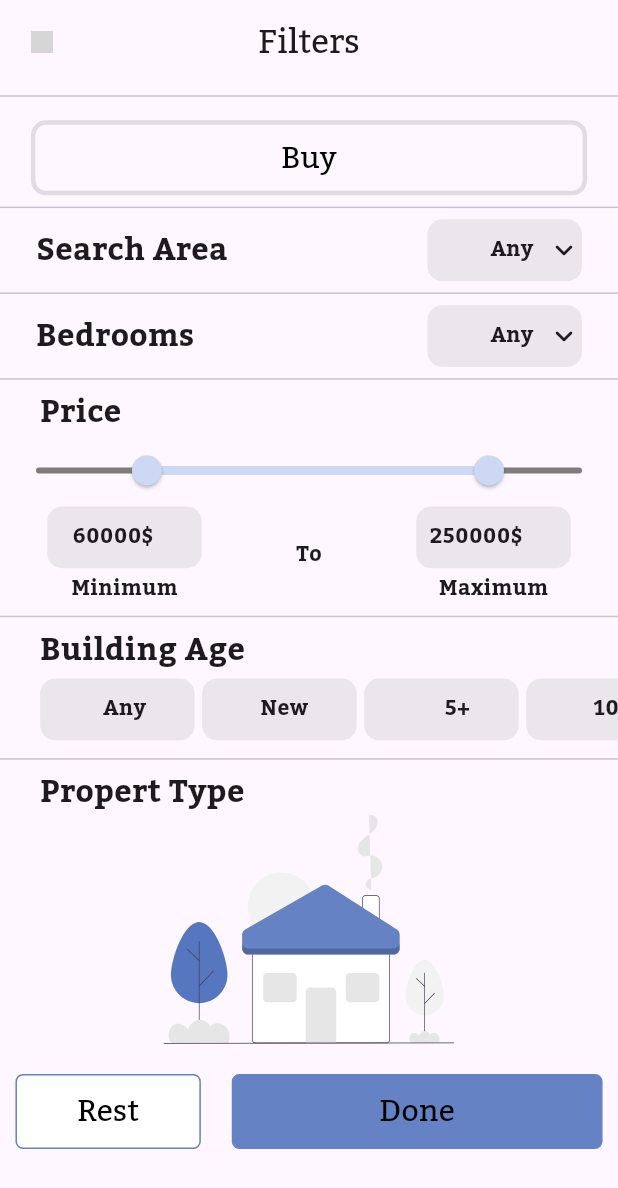
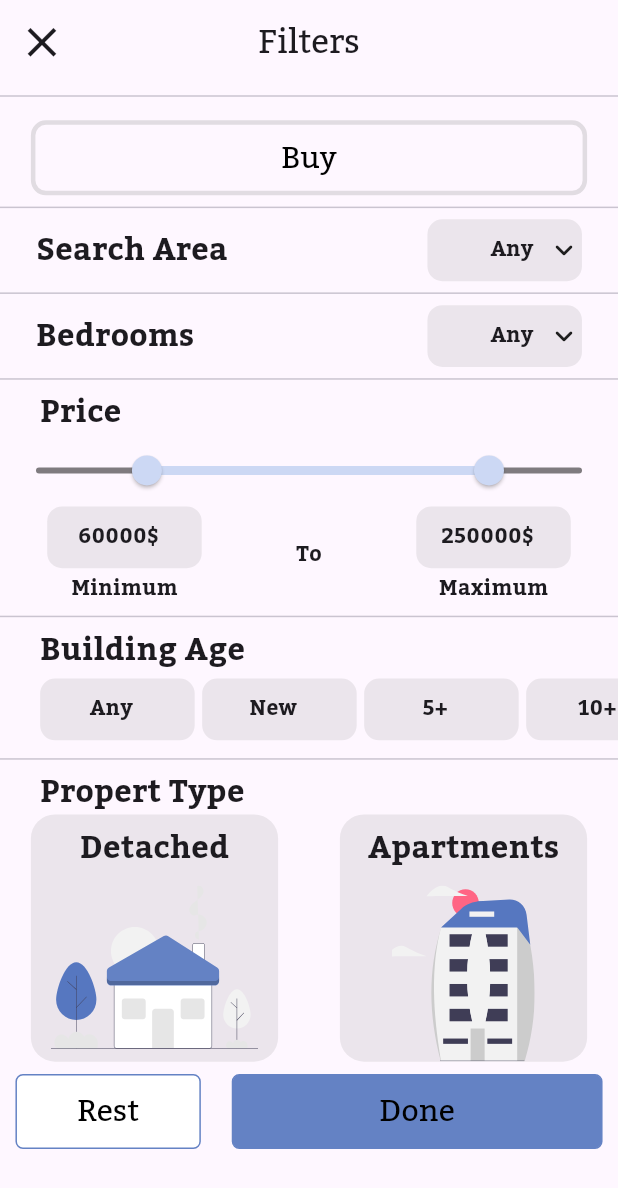
Before and after one commit to eylem2002/Real-Estate-Home-App, a Flutter app: the SearchBarScreen screen opened directly, after a tap on "Done", on a phone screen of 412 x 824 dp. Shown: the top 1188 px of the screen. Run offline on Flutter 3.47's test engine with Material 3 defaults, Android fonts, the phone set to English and light mode, and no system bars; our stand-ins replace flutter_svg, get; project files that could hold a hidden picture were left out; grey boxes are pictures that could not be loaded.

Commit message:
filter screen done

```diff
--- /dev/null
+++ b/lib/controller/filter_controller.dart
@@ -0,0 +1,27 @@
+import '../model/propert_model.dart';
+
+class FilterController{
+  double _currentSliderValueMin = 60000;
+  double _currentSliderValueMax = 250000;
+  final List<String> building = ['Any', 'New', '5+', '10+'];
+  final List<PropertModel> propert = [
+    PropertModel(
+        text: 'Detached',
+        path: 'assets/images/svg_pic/undraw_sweet_home_dkhr 5.svg'),
+    PropertModel(
+        text: 'Apartments',
+        path: 'assets/images/svg_pic/undraw_coming_home_re_ausc 2.svg')
+  ];
+
+  double get currentSliderValueMin => _currentSliderValueMin;
+
+  set currentSliderValueMin(double value) {
+    _currentSliderValueMin = value;
+  }
+
+  double get currentSliderValueMax => _currentSliderValueMax;
+
+  set currentSliderValueMax(double value) {
+    _currentSliderValueMax = value;
+  }
+}
--- a/lib/core/constant/imageAsses.dart
+++ b/lib/core/constant/imageAsses.dart
@@ -2,5 +2,5 @@
 class ImageAsses{
   static const String rootImages="assets/images";
 
-static const String logo="$rootImages/batic4.svg";
+static const String logo="$rootImages/svg_pic/batic4.svg";
 }
--- a/lib/main.dart
+++ b/lib/main.dart
@@ -1,8 +1,5 @@
 import 'package:flutter/material.dart';
-import 'package:new_batic/view/screen/Search_Page.dart';
 import 'package:new_batic/view/screen/splash_screen.dart';
-
-import 'view/screen/search_bar_screen.dart';
 
 void main() {
   runApp(const MyApp());
--- /dev/null
+++ b/lib/model/propert_model.dart
@@ -0,0 +1,6 @@
+class PropertModel{
+  final String text;
+  final String path;
+
+  PropertModel({required this.text, required this.path});
+}
--- a/lib/view/screen/Search_Page.dart
+++ b/lib/view/screen/Search_Page.dart
@@ -26,7 +26,7 @@ class _Home_pageState extends State<Search_Page> {
                 height: widthNHeight0(context, 0) * .44,
                 width: widthNHeight0(context, 0) * .6,
                 child:
-                    Image.asset(fit: BoxFit.cover, 'assets/images/baticc.png'),
+                    Image.asset(fit: BoxFit.cover, 'assets/images/png_pic/baticc.png'),
               ),
               Column(
 
@@ -96,7 +96,7 @@ class _Home_pageState extends State<Search_Page> {
                     },
                     child: const Positioned(
                       child:
-                          container_RB(pic: 'rent_pic.svg', head_Text: "Rent"),
+                          container_RB(pic: 'svg_pic/rent_pic.svg', head_Text: "Rent"),
                     ),
                   ),
                   GestureDetector(
@@ -109,8 +109,8 @@ class _Home_pageState extends State<Search_Page> {
                         ),
                       );
                     },
-                    child: Positioned(
-                      child: container_RB(pic: 'buy.svg', head_Text: "Buy"),
+                    child: const Positioned(
+                      child: container_RB(pic: 'svg_pic/buy.svg', head_Text: "Buy"),
                     ),
                   ),
                 ],
--- a/lib/view/screen/filters_screen.dart
+++ b/lib/view/screen/filters_screen.dart
@@ -1,8 +1,8 @@
 import 'package:flutter/material.dart';
-import 'package:flutter_svg/flutter_svg.dart';
 import 'package:new_batic/view/screen/signin.dart';
-
+import '../../controller/filter_controller.dart';
 import '../widget/compoents/deff_button.dart';
+import '../widget/propert_widget.dart';
 import '../widget/search_area_widget.dart';
 
 class FiltersScreen extends StatefulWidget {
@@ -13,29 +13,17 @@ class FiltersScreen extends StatefulWidget {
 }
 
 class _FiltersScreenState extends State<FiltersScreen> {
-
-  double _currentSliderValueMin = 60000;
-  double _currentSliderValueMax = 250000;
-  List<String> building = [
-    'Any',
-    'New',
-    '5+',
-    '10+'
-  ];
+  FilterController filterController = FilterController();
 
   @override
   Widget build(BuildContext context) {
-    print(widthNHeight0(context, 1)*0.87-widthNHeight0(context, 1));
     return Scaffold(
       appBar: AppBar(
         title: const Text('Filters', style: TextStyle(fontFamily: 'Kadwa')),
         centerTitle: true,
-        leading: GestureDetector(
-          onTap: () => Navigator.pop(context),
-          child: Padding(
-            padding: EdgeInsets.all(widthNHeight0(context, 1) * 0.05),
-            child: Image.asset('assets/images/close.png'),
-          ),
+        leading: IconButton(
+          icon: Icon(Icons.close, size: widthNHeight0(context, 1) * 0.08),
+          onPressed: () => Navigator.pop(context),
         ),
       ),
       body: Column(
@@ -45,7 +33,7 @@ class _FiltersScreenState extends State<FiltersScreen> {
             height: widthNHeight0(context, 0) * 0.01,
           ),
           defaultButton(
-            background: Theme.of(context).scaffoldBackgroundColor,
+              background: Theme.of(context).scaffoldBackgroundColor,
               text: 'Buy',
               textColor: Colors.black,
               width: widthNHeight0(context, 1) * 0.9,
@@ -57,7 +45,7 @@ class _FiltersScreenState extends State<FiltersScreen> {
             mainAxisAlignment: MainAxisAlignment.spaceAround,
             children: [
               SizedBox(
-                width: widthNHeight0(context, 1)*0.4,
+                width: widthNHeight0(context, 1) * 0.4,
                 child: Text(
                   'Search Area',
                   style: TextStyle(
@@ -67,7 +55,9 @@ class _FiltersScreenState extends State<FiltersScreen> {
                 ),
               ),
               const SizedBox(),
-              const SearchAreaWidget(text: 'Any',),
+              const SearchAreaWidget(
+                text: 'Any',
+              ),
             ],
           ),
           const Divider(),
@@ -75,7 +65,7 @@ class _FiltersScreenState extends State<FiltersScreen> {
             mainAxisAlignment: MainAxisAlignment.spaceAround,
             children: [
               SizedBox(
-                width: widthNHeight0(context, 1)*0.4,
+                width: widthNHeight0(context, 1) * 0.4,
                 child: Text(
                   'Bedrooms',
                   style: TextStyle(
@@ -85,12 +75,14 @@ class _FiltersScreenState extends State<FiltersScreen> {
                 ),
               ),
               const SizedBox(),
-              const SearchAreaWidget(text: 'Any',),
+              const SearchAreaWidget(
+                text: 'Any',
+              ),
             ],
           ),
           const Divider(),
           SizedBox(
-            width: widthNHeight0(context, 1)*0.87,
+            width: widthNHeight0(context, 1) * 0.87,
             child: Text(
               'Price',
               style: TextStyle(
@@ -100,49 +92,64 @@ class _FiltersScreenState extends State<FiltersScreen> {
             ),
           ),
           RangeSlider(
-
             inactiveColor: Colors.black.withOpacity(0.5),
             activeColor: const Color(0xffCCD8F4),
-            values: RangeValues(_currentSliderValueMin, _currentSliderValueMax),
+            values: RangeValues(filterController.currentSliderValueMin, filterController.currentSliderValueMax),
             min: 50,
             max: 300000,
             divisions: 6000,
-            labels: RangeLabels(
-              _currentSliderValueMin.round().toString(),
-              _currentSliderValueMax.round().toString(),
-            ),
             onChanged: (RangeValues values) {
               setState(() {
-                _currentSliderValueMin = values.start;
-                _currentSliderValueMax = values.end;
+                filterController.currentSliderValueMin = values.start;
+                filterController.currentSliderValueMax = values.end;
               });
             },
           ),
-
-
           Row(
             mainAxisAlignment: MainAxisAlignment.spaceAround,
             children: [
               Column(
                 children: [
-                  SearchAreaWidget(text: '${_currentSliderValueMin.round().toString()}\$',iconData: Icons.abc,),
-                  SizedBox(height: widthNHeight0(context, 0)*0.005,),
-                  const Text('Minimum',style: TextStyle(fontFamily: 'Kadwa',fontWeight: FontWeight.bold),)
+                  SearchAreaWidget(
+                    text: '${filterController.currentSliderValueMin.round().toString()}\$',
+                    iconData: Icons.abc,
+                  ),
+                  SizedBox(
+                    height: widthNHeight0(context, 0) * 0.005,
+                  ),
+                  const Text(
+                    'Minimum',
+                    style: TextStyle(
+                        fontFamily: 'Kadwa', fontWeight: FontWeight.bold),
+                  )
                 ],
               ),
-              const Text('To',style: TextStyle(fontFamily: 'Kadwa',fontWeight: FontWeight.bold),),
+              const Text(
+                'To',
+                style:
+                    TextStyle(fontFamily: 'Kadwa', fontWeight: FontWeight.bold),
+              ),
               Column(
                 children: [
-                  SearchAreaWidget(text: '${_currentSliderValueMax.round().toString()}\$',iconData: Icons.abc,),
-                  SizedBox(height: widthNHeight0(context, 0)*0.005,),
-                  const Text('Maximum',style: TextStyle(fontFamily: 'Kadwa',fontWeight: FontWeight.bold),)
+                  SearchAreaWidget(
+                    text: '${filterController.currentSliderValueMax.round().toString()}\$',
+                    iconData: Icons.abc,
+                  ),
+                  SizedBox(
+                    height: widthNHeight0(context, 0) * 0.005,
+                  ),
+                  const Text(
+                    'Maximum',
+                    style: TextStyle(
+                        fontFamily: 'Kadwa', fontWeight: FontWeight.bold),
+                  )
                 ],
               ),
             ],
           ),
           const Divider(),
           SizedBox(
-            width: widthNHeight0(context, 1)*0.87,
+            width: widthNHeight0(context, 1) * 0.87,
             child: Text(
               'Building Age',
               style: TextStyle(
@@ -154,15 +161,21 @@ class _FiltersScreenState extends State<FiltersScreen> {
           SizedBox(
             height: 50,
             child: ListView.builder(
-              padding: EdgeInsets.only(left: widthNHeight0(context, 1)*(0.13/2)),
+              padding:
+                  EdgeInsets.only(left: widthNHeight0(context, 1) * (0.13 / 2)),
               shrinkWrap: true,
               scrollDirection: Axis.horizontal,
-              itemCount: building.length,
+              itemCount: filterController.building.length,
               itemBuilder: (context, index) {
                 return Row(
                   children: [
-                    SearchAreaWidget(text: building[index],iconData: Icons.abc,),
-                    const SizedBox(width: 5,)
+                    SearchAreaWidget(
+                      text: filterController.building[index],
+                      iconData: Icons.abc,
+                    ),
+                    const SizedBox(
+                      width: 5,
+                    )
                   ],
                 );
               },
@@ -170,7 +183,7 @@ class _FiltersScreenState extends State<FiltersScreen> {
           ),
           const Divider(),
           SizedBox(
-            width: widthNHeight0(context, 1)*0.87,
+            width: widthNHeight0(context, 1) * 0.87,
             child: Text(
               'Propert Type',
               style: TextStyle(
@@ -179,11 +192,25 @@ class _FiltersScreenState extends State<FiltersScreen> {
                   fontSize: widthNHeight0(context, 1) * 0.05),
             ),
           ),
+          Row(
+            mainAxisAlignment: MainAxisAlignment.center,
+            children: List.generate(filterController.propert.length, (index) {
+              return Row(
+                children: [
+                  PropertWidget(
+                      text: filterController.propert[index].text, path: filterController.propert[index].path),
+                  if (index != filterController.propert.length - 1) ...[
+                    SizedBox(
+                      width: widthNHeight0(context, 1) * 0.1,
+                    )
+                  ]
+                ],
+              );
+            }),
+          ),
           SizedBox(
-            height: widthNHeight0(context, 0)*0.2,
-            child: SvgPicture.asset('assets/images/svg_pic/undraw_sweet_home_dkhr 5.svg'),
+            height: widthNHeight0(context, 0) * 0.01,
           ),
-          SizedBox(height: widthNHeight0(context, 0)*0.01,),
           Row(
             mainAxisAlignment: MainAxisAlignment.spaceAround,
             children: [
@@ -199,11 +226,14 @@ class _FiltersScreenState extends State<FiltersScreen> {
                 background: const Color(0xff6482C4),
                 width: widthNHeight0(context, 1) * 0.6,
                 borderRadius: 5,
-                function: () => Navigator.push(context, MaterialPageRoute(builder: (context) => const FiltersScreen(),)),
+                function: () => Navigator.push(
+                    context,
+                    MaterialPageRoute(
+                      builder: (context) => const FiltersScreen(),
+                    )),
               ),
             ],
           )
-
         ],
       ),
     );
--- a/lib/view/screen/search_bar_screen.dart
+++ b/lib/view/screen/search_bar_screen.dart
@@ -1,4 +1,5 @@
 import 'package:flutter/material.dart';
+import 'package:flutter_svg/svg.dart';
 import 'package:new_batic/view/screen/Search_Page.dart';
 import 'package:new_batic/view/screen/signin.dart';
 
@@ -15,29 +16,11 @@ class SearchBarScreen extends StatelessWidget {
   @override
   Widget build(BuildContext context) {
     return Scaffold(
-      body: SafeArea(
-        child: Column(
-          mainAxisAlignment: MainAxisAlignment.spaceBetween,
-          children: [
-            Column(
-              crossAxisAlignment: CrossAxisAlignment.start,
-              children: [
-                Padding(
-                  padding: EdgeInsets.all(widthNHeight0(context, 1) * 0.05),
-                  child: Row(
-                    children: [
-                      GestureDetector(
-                        onTap: () => Navigator.push(
-                            context,
-                            MaterialPageRoute(
-                              builder: (context) => const Search_Page(),
-                            )),
-                        child: SizedBox(
-                          width: widthNHeight0(context, 1) * 0.07,
-                          child: Image.asset('assets/images/close.png'),
-                        ),
-                      ),
-                      TextFormFieldWidget(
+      appBar: AppBar(
+        leading: IconButton(onPressed: () {
+          Navigator.pop(context);
+        }, icon: Icon(Icons.close,size: widthNHeight0(context, 1)*0.08,)),
+        title: TextFormFieldWidget(
           passToggle: false,
           passController: _controller,
           labelText: '',
@@ -54,9 +37,14 @@ class SearchBarScreen extends StatelessWidget {
           iconSufData: Icons.search,
           color: Colors.black,
         ),
-                    ],
       ),
-                ),
+      body: SafeArea(
+        child: Column(
+          mainAxisAlignment: MainAxisAlignment.spaceBetween,
+          children: [
+            Column(
+              crossAxisAlignment: CrossAxisAlignment.start,
+              children: [
                 const Divider(),
                 Padding(
                   padding: EdgeInsets.only(
@@ -71,9 +59,7 @@ class SearchBarScreen extends StatelessWidget {
                         },
                         child: SizedBox(
                           width: widthNHeight0(context, 1) * 0.06,
-                          child: Image.network(
-                            'https://static-00.iconduck.com/assets.00/recent-icon-512x505-rl8e45ef.png',
-                          ),
+                          child: SvgPicture.asset('assets/images/svg_pic/recent 1.svg'),
                         ),
                       ),
                       SizedBox(
--- a/lib/view/screen/signin.dart
+++ b/lib/view/screen/signin.dart
@@ -33,16 +33,10 @@ class _LogInState extends State<LogIn> {
                   crossAxisAlignment: CrossAxisAlignment.center,
                   mainAxisAlignment: MainAxisAlignment.spaceAround,
                   children: [
-                    Container(
-                     //` color:  Colors.red,
+                    SizedBox(
                          width: widthNHeight0(context, 1) * 0.5,
                        height: widthNHeight0(context, 0) * 0.1,
-                      child: Padding(
-                        padding: EdgeInsets.all(0),
-
-                        child:  SvgPicture.asset(ImageAsses.logo) ,
-
-                      ),
+                      child: SvgPicture.asset(ImageAsses.logo),
                     ),
 
                     SizedBox(
--- a/lib/view/screen/splash_screen.dart
+++ b/lib/view/screen/splash_screen.dart
@@ -28,7 +28,7 @@ class _SplashScreenState extends State<SplashScreen> {
     return SizedBox(
       width: widthNHeight0(context, 1),
       height: widthNHeight0(context, 0),
-      child: Image.asset(fit: BoxFit.cover, 'assets/images/batik_splash.png'),
+      child: Image.asset(fit: BoxFit.cover, 'assets/images/png_pic/batik_splash.png'),
     );
   }
 }
--- /dev/null
+++ b/lib/view/widget/propert_widget.dart
@@ -0,0 +1,48 @@
+import 'package:flutter/material.dart';
+import 'package:flutter_svg/svg.dart';
+
+import '../screen/signin.dart';
+
+class PropertWidget extends StatelessWidget {
+  const PropertWidget({
+    super.key,
+    required this.path,
+    required this.text,
+  });
+
+  final String path;
+  final String text;
+
+  @override
+  Widget build(BuildContext context) {
+    return Column(
+      children: [
+        Container(
+          padding: EdgeInsets.only(top: widthNHeight0(context, 0)*0.01),
+          height: widthNHeight0(context, 0) * 0.2,
+          width: widthNHeight0(context, 1) * 0.4,
+          decoration: BoxDecoration(
+              color: Colors.grey.withOpacity(0.2),
+              borderRadius: const BorderRadius.all(Radius.circular(16))),
+          child: Column(
+            children: [
+              Expanded(
+                flex: 1,
+                child: Text(
+                  text,
+                  style: TextStyle(
+                      fontFamily: 'Kadwa',
+                      fontWeight: FontWeight.bold,
+                      fontSize: widthNHeight0(context, 1) * 0.05),
+                ),
+              ),
+              Expanded(
+                flex: 3,
+                  child: SvgPicture.asset(path)),
+            ],
+          ),
+        ),
+      ],
+    );
+  }
+}
--- a/lib/view/widget/search_area_widget.dart
+++ b/lib/view/widget/search_area_widget.dart
@@ -22,13 +22,16 @@ class SearchAreaWidget extends StatelessWidget {
               color: Colors.grey.withOpacity(0.2)
           ),
           child:  Row(
-            mainAxisAlignment: MainAxisAlignment.end,
+            mainAxisAlignment: (iconData == Icons.keyboard_arrow_down_rounded)?MainAxisAlignment.end:MainAxisAlignment.center,
             children: [
                Text(text,
                   style: const TextStyle(
                       fontWeight: FontWeight.bold, fontFamily: 'Kadwa')),
               SizedBox(width: widthNHeight0(context, 1)*0.02,),
-              Icon((iconData == Icons.keyboard_arrow_down_rounded)? iconData:null),
+              if(iconData == Icons.keyboard_arrow_down_rounded)...[
+                Icon(iconData),
+
+              ]
             ],
           ),
         )
--- a/pubspec.yaml
+++ b/pubspec.yaml
@@ -94,7 +94,6 @@ flutter:
 
   # To add assets to your application, add an assets section, like this:
   assets:
-    - assets/images/
     - assets/images/svg_pic/
     - assets/images/png_pic/
   #   - images/a_dot_ham.jpeg
```
Also changed, not shown: assets/images/svg_pic/recent 1.svg (added). Lines whose indentation alone changed are shown as unchanged.
